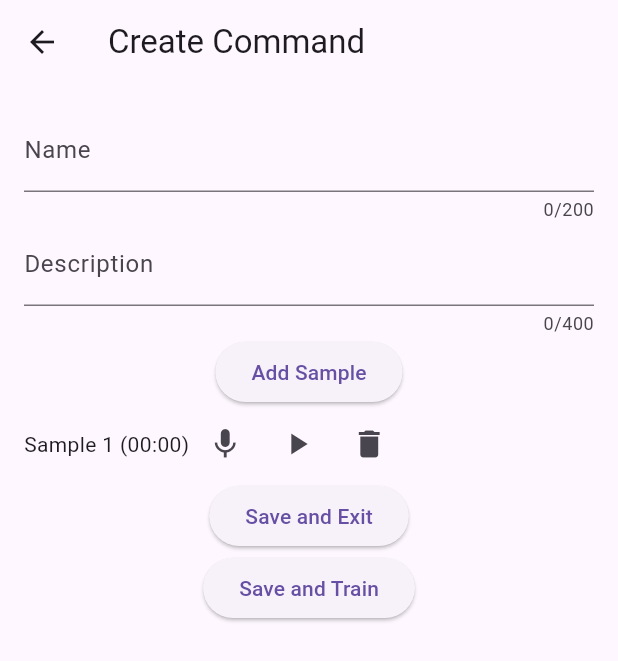
After one commit to eses-git/smssos, a Flutter app: the CommandCreatorScreen screen opened directly, after a tap on "Add Sample", on a phone screen of 412 x 824 dp. The commit adds this screen. Shown: the top 661 px of the screen. Run offline on Flutter 3.47's test engine with Material 3 defaults, Android fonts, the phone set to English and light mode, and no system bars; our stand-ins replace flutter_contacts, flutter_secure_storage, permission_handler, shared_preferences, speech_to_text, sqflite; missing offline and left inert: ed25519_key_pair, flutter_sound; accounts and stored records are empty.

Commit message:
creator of samples for training

```diff
--- /dev/null
+++ b/lib/classes/app_my_command.dart
@@ -0,0 +1,132 @@
+import 'package:sqflite/sqflite.dart';
+
+class AppMyCommand {
+  final String appMyCommandId;
+  final String appAppId;
+  final String? name;
+  final String? modelName;
+  final String? modelPath;
+  final String? samplePath;
+  final String? desc;
+  final String? status;
+  final String? type;
+  final bool? isInUse;
+  final bool? trained;
+  final DateTime? dateTimeTraining;
+  final DateTime? dateTimeCreation;
+  final DateTime? lastUpdate;
+  final int? sampleCount;
+
+  AppMyCommand({
+    required this.appMyCommandId,
+    required this.appAppId,
+    this.name,
+    this.modelName,
+    this.modelPath,
+    this.samplePath,
+    this.desc,
+    this.status,
+    this.type,
+    this.isInUse,
+    this.trained,
+    this.dateTimeTraining,
+    this.dateTimeCreation,
+    this.lastUpdate,
+    this.sampleCount,
+  });
+
+  // Add the copyWith method
+  AppMyCommand copyWith({
+    String? appMyCommandId,
+    String? appAppId,
+    String? name,
+    String? modelName,
+    String? modelPath,
+    String? samplePath,
+    String? desc,
+    String? status,
+    String? type,
+    bool? isInUse,
+    bool? trained,
+    DateTime? dateTimeTraining,
+    DateTime? dateTimeCreation,
+    DateTime? lastUpdate,
+    int? sampleCount,
+  }) {
+    return AppMyCommand(
+      appMyCommandId: appMyCommandId ?? this.appMyCommandId,
+      appAppId: appAppId ?? this.appAppId,
+      name: name ?? this.name,
+      modelName: modelName ?? this.modelName,
+      modelPath: modelPath ?? this.modelPath,
+      samplePath: samplePath ?? this.samplePath,
+      desc: desc ?? this.desc,
+      status: status ?? this.status,
+      type: type ?? this.type,
+      isInUse: isInUse ?? this.isInUse,
+      trained: trained ?? this.trained,
+      dateTimeTraining: dateTimeTraining ?? this.dateTimeTraining,
+      dateTimeCreation: dateTimeCreation ?? this.dateTimeCreation,
+      lastUpdate: lastUpdate ?? this.lastUpdate,
+      sampleCount: sampleCount ?? this.sampleCount,
+    );
+  }
+
+  // Function to retrieve an AppMyCommand by appMyCommandId
+  static Future<AppMyCommand?> getById(String appMyCommandId, Database database) async {
+    final List<Map<String, dynamic>> maps = await database.query(
+      'appMyCommand',
+      where: 'appMyCommandId = ?',
+      whereArgs: [appMyCommandId],
+    );
+
+    if (maps.isNotEmpty) {
+      final map = maps[0];
+      return AppMyCommand(
+        appMyCommandId: map['appMyCommandId'],
+        appAppId: map['app_appId'],
+        name: map['name'],
+        modelName: map['modelName'],
+        modelPath: map['modelPath'],
+        samplePath: map['samplePath'],
+        desc: map['desc'],
+        status: map['status'],
+        type: map['type'],
+        isInUse: map['isInUse'] == 1,
+        trained: map['trained'] == 1,
+        dateTimeTraining: map['dateTimeTraining'] != null ? DateTime.parse(map['dateTimeTraining']) : null,
+        dateTimeCreation: map['dateTimeCreation'] != null ? DateTime.parse(map['dateTimeCreation']) : null,
+        lastUpdate: map['lastUpdate'] != null ? DateTime.parse(map['lastUpdate']) : null,
+        sampleCount: map['sampleCount'],
+      );
+    } else {
+      return null;
+    }
+  }
+
+  // Function to insert an AppMyCommand into the database
+  static Future<void> insert(AppMyCommand command, Database database) async {
+    await database.insert('appMyCommand', command.toMap());
+  }
+
+  // Helper method to convert AppMyCommand object to a map
+  Map<String, dynamic> toMap() {
+    return {
+      'appMyCommandId': appMyCommandId,
+      'app_appId': appAppId,
+      'name': name,
+      'modelName': modelName,
+      'modelPath': modelPath,
+      'samplePath': samplePath,
+      'desc': desc,
+      'status': status,
+      'type': type,
+      'isInUse': isInUse == true ? 1 : 0,
+      'trained': trained == true ? 1 : 0,
+      'dateTimeTraining': dateTimeTraining?.toIso8601String(),
+      'dateTimeCreation': dateTimeCreation?.toIso8601String(),
+      'lastUpdate': lastUpdate?.toIso8601String(),
+      'sampleCount': sampleCount,
+    };
+  }
+}
--- /dev/null
+++ b/lib/classes/app_my_command_sample.dart
@@ -0,0 +1,78 @@
+import 'package:sqflite/sqflite.dart';
+
+class AppMyCommandSample {
+  final String appMyCommandId;
+  final String appMyCommandSampleId;
+  final String appAppId;
+  final String? fileName;
+  final String? path;
+  final DateTime? dateTimeCreation;
+
+  AppMyCommandSample({
+    required this.appMyCommandId,
+    required this.appMyCommandSampleId,
+    required this.appAppId,
+    this.fileName,
+    this.path,
+    this.dateTimeCreation,
+  });
+
+  // Add the copyWith method
+  AppMyCommandSample copyWith({
+    String? appMyCommandId,
+    String? appMyCommandSampleId,
+    String? appAppId,
+    String? fileName,
+    String? path,
+    DateTime? dateTimeCreation,
+  }) {
+    return AppMyCommandSample(
+      appMyCommandId: appMyCommandId ?? this.appMyCommandId,
+      appMyCommandSampleId: appMyCommandSampleId ?? this.appMyCommandSampleId,
+      appAppId: appAppId ?? this.appAppId,
+      fileName: fileName ?? this.fileName,
+      path: path ?? this.path,
+      dateTimeCreation: dateTimeCreation ?? this.dateTimeCreation,
+    );
+  }
+
+  // Function to retrieve an AppMyCommandSample by appMyCommandSampleId
+  static Future<AppMyCommandSample?> getById(String appMyCommandSampleId, Database database) async {
+    final List<Map<String, dynamic>> maps = await database.query(
+      'appMyCommandSample',
+      where: 'appMyCommandSampleId = ?',
+      whereArgs: [appMyCommandSampleId],
+    );
+
+    if (maps.isNotEmpty) {
+      final map = maps[0];
+      return AppMyCommandSample(
+        appMyCommandId: map['appMyCommandId'],
+        appMyCommandSampleId: map['appMyCommandSampleId'],
+        appAppId: map['app_appId'],
+        fileName: map['fileName'],
+        path: map['path'],
+        dateTimeCreation: map['dateTimeCreation'] != null ? DateTime.parse(map['dateTimeCreation']) : null,
+      );
+    } else {
+      return null;
+    }
+  }
+
+  // Function to insert an AppMyCommandSample into the database
+  static Future<void> insert(AppMyCommandSample sample, Database database) async {
+    await database.insert('appMyCommandSample', sample.toMap());
+  }
+
+  // Helper method to convert AppMyCommandSample object to a map
+  Map<String, dynamic> toMap() {
+    return {
+      'appMyCommandId': appMyCommandId,
+      'appMyCommandSampleId': appMyCommandSampleId,
+      'app_appId': appAppId,
+      'fileName': fileName,
+      'path': path,
+      'dateTimeCreation': dateTimeCreation?.toIso8601String(),
+    };
+  }
+}
--- /dev/null
+++ b/lib/screens/command_creator.dart
@@ -0,0 +1,282 @@
+import 'dart:async';
+import 'dart:io';
+import 'package:flutter/material.dart';
+import 'package:flutter_sound/flutter_sound.dart';
+import 'package:path_provider/path_provider.dart';
+import 'package:shared_preferences/shared_preferences.dart';
+import 'package:sqflite/sqflite.dart';
+import 'package:uuid/uuid.dart';
+import '../classes/app_my_command.dart';
+import '../classes/app_my_command_sample.dart';
+import '../classes/data_base.dart';
+
+class CommandCreatorScreen extends StatefulWidget {
+  @override
+  _CommandCreatorScreenState createState() => _CommandCreatorScreenState();
+}
+
+class _CommandCreatorScreenState extends State<CommandCreatorScreen> {
+  AppMyCommand? commandModel;
+  final TextEditingController _nameController = TextEditingController();
+  final TextEditingController _descController = TextEditingController();
+  final FlutterSoundRecorder _recorder = FlutterSoundRecorder();
+  final FlutterSoundPlayer _player = FlutterSoundPlayer();
+  List<AppMyCommandSample> samples = [];
+  List<bool> isRecordingList = [];
+  List<Duration> recordingDurations = []; // Stores the duration of each recording
+  int sampleCounter = 0;
+  Timer? _timer;
+
+  @override
+  void initState() {
+    super.initState();
+    _initializeRecorder();
+    _initializePlayer();
+    _initializeModel();
+  }
+
+  Future<void> _initializeRecorder() async {
+    await _recorder.openRecorder();
+    _recorder.setSubscriptionDuration(const Duration(milliseconds: 500));
+  }
+
+  Future<void> _initializePlayer() async {
+    await _player.openPlayer();
+  }
+
+  Future<void> _initializeModel() async {
+    final prefs = await SharedPreferences.getInstance();
+    final appId = prefs.getString('appId') ?? '';
+    final commandId = Uuid().v4();
+    final directory = await getApplicationDocumentsDirectory();
+    final modelPath = '${directory.path}/commands/$commandId';
+    final samplePath = '$modelPath/samples';
+
+    await Directory(modelPath).create(recursive: true);
+    await Directory(samplePath).create();
+
+    setState(() {
+      commandModel = AppMyCommand(
+        appMyCommandId: commandId,
+        appAppId: appId,
+        modelPath: modelPath,
+        samplePath: samplePath,
+        status: 'DRAFT',
+        isInUse: false,
+        trained: false,
+        dateTimeCreation: DateTime.now(),
+      );
+    });
+  }
+
+  Future<void> _startRecording(int index) async {
+    if (isRecordingList[index]) return;
+
+    final sampleFilePath = '${commandModel!.samplePath}/sample$sampleCounter.aac';
+    await _recorder.startRecorder(
+      toFile: sampleFilePath,
+      codec: Codec.aacADTS,
+    );
+
+    setState(() {
+      isRecordingList[index] = true;
+      recordingDurations[index] = Duration.zero;
+    });
+
+    _timer = Timer.periodic(Duration(seconds: 1), (timer) {
+      setState(() {
+        recordingDurations[index] = recordingDurations[index] + Duration(seconds: 1);
+      });
+    });
+
+    // Stop recording after 10 seconds automatically
+    Timer(Duration(seconds: 10), () => _stopRecording(index));
+  }
+
+  Future<void> _stopRecording(int index) async {
+    if (!isRecordingList[index]) return;
+
+    final path = await _recorder.stopRecorder();
+    _timer?.cancel();
+
+    setState(() {
+      isRecordingList[index] = false;
+      samples[index] = samples[index].copyWith(path: path, dateTimeCreation: DateTime.now());
+      // Save the final duration
+      recordingDurations[index] = Duration(seconds: recordingDurations[index].inSeconds);
+    });
+  }
+
+  Future<void> _playSample(String path) async {
+    if (await File(path).exists()) {
+      await _player.startPlayer(
+        fromURI: path,
+        codec: Codec.aacADTS,
+      );
+    } else {
+      ScaffoldMessenger.of(context).showSnackBar(
+        SnackBar(content: Text("Recording not found or failed to save")),
+      );
+    }
+  }
+
+  void _addSampleRow() {
+    if (commandModel == null) return;
+    setState(() {
+      final sampleId = Uuid().v4();
+      samples.add(AppMyCommandSample(
+        appMyCommandId: commandModel!.appMyCommandId,
+        appMyCommandSampleId: sampleId,
+        appAppId: commandModel!.appAppId,
+        path: '${commandModel!.samplePath}/sample$sampleCounter.aac',
+        dateTimeCreation: DateTime.now(),
+      ));
+      isRecordingList.add(false);
+      recordingDurations.add(Duration.zero); // Initialize duration for each new sample
+      sampleCounter++;
+    });
+  }
+  Future<void> _saveData() async {
+    if (commandModel == null) return;
+
+    // Validation check
+    if (samples.length < 5 || recordingDurations.any((duration) => duration.inSeconds < 4)) {
+      ScaffoldMessenger.of(context).showSnackBar(
+        SnackBar(content: Text("Please provide at least 5 samples, each with a minimum duration of 4 seconds.")),
+      );
+      return;
+    }
+
+    try {
+      final db = await AppDataBase().database;
+      await AppMyCommand.insert(commandModel!, db);
+
+      for (var sample in samples) {
+        await AppMyCommandSample.insert(sample, db);
+      }
+
+      ScaffoldMessenger.of(context).showSnackBar(
+        SnackBar(content: Text("Data saved successfully")),
+      );
+      Navigator.pop(context);
+    } catch (e) {
+      ScaffoldMessenger.of(context).showSnackBar(
+        SnackBar(content: Text("Error saving data: $e")),
+      );
+    }
+  }
+
+  Future<void> _saveAndTrain() async {
+    // Validation check
+    if (samples.length < 5 || recordingDurations.any((duration) => duration.inSeconds < 4)) {
+      ScaffoldMessenger.of(context).showSnackBar(
+        SnackBar(content: Text("Please provide at least 5 samples, each with a minimum duration of 4 seconds.")),
+      );
+      return;
+    }
+
+    setState(() {
+      commandModel = commandModel!.copyWith(
+        status: 'COMPLETE',
+        trained: true,
+        lastUpdate: DateTime.now(),
+        sampleCount: samples.length,
+      );
+    });
+
+    await _saveData();
+    Navigator.pushNamed(context, '/train_me', arguments: commandModel!.appMyCommandId);
+  }
+
+
+  void _deleteSample(int index) async {
+    final sample = samples[index];
+    final file = File(sample.path!);
+    if (await file.exists()) {
+      await file.delete();
+    }
+    setState(() {
+      samples.removeAt(index);
+      isRecordingList.removeAt(index);
+      recordingDurations.removeAt(index); // Remove the duration for the deleted sample
+    });
+  }
+
+  @override
+  void dispose() {
+    _recorder.closeRecorder();
+    _player.closePlayer();
+    super.dispose();
+  }
+
+  @override
+  Widget build(BuildContext context) {
+    return Scaffold(
+      appBar: AppBar(
+        title: Text('Create Command'),
+      ),
+      body: Padding(
+        padding: const EdgeInsets.all(16.0),
+        child: Column(
+          children: [
+            TextFormField(
+              controller: _nameController,
+              maxLength: 200,
+              decoration: InputDecoration(labelText: 'Name'),
+              onChanged: (value) => commandModel = commandModel!.copyWith(name: value),
+            ),
+            TextFormField(
+              controller: _descController,
+              maxLength: 400,
+              decoration: InputDecoration(labelText: 'Description'),
+              onChanged: (value) => commandModel = commandModel!.copyWith(desc: value),
+            ),
+            ElevatedButton(
+              onPressed: _addSampleRow,
+              child: Text('Add Sample'),
+            ),
+            ..._buildSampleList(),
+            ElevatedButton(
+              onPressed: _saveData,
+              child: Text('Save and Exit'),
+            ),
+            ElevatedButton(
+              onPressed: _saveAndTrain,
+              child: Text('Save and Train'),
+            ),
+          ],
+        ),
+      ),
+    );
+  }
+
+  List<Widget> _buildSampleList() {
+    return List<Widget>.generate(samples.length, (index) {
+      final duration = recordingDurations[index];
+      final durationText = duration.inSeconds > 0
+          ? '${duration.inMinutes}:${(duration.inSeconds % 60).toString().padLeft(2, '0')}'
+          : '00:00';
+
+      return Row(
+        children: [
+          Text('Sample ${index + 1} ($durationText)'),
+          IconButton(
+            icon: Icon(isRecordingList[index] ? Icons.stop : Icons.mic),
+            onPressed: isRecordingList[index]
+                ? () => _stopRecording(index)
+                : () => _startRecording(index),
+          ),
+          if (samples[index].path != null)
+            IconButton(
+              icon: Icon(Icons.play_arrow),
+              onPressed: () => _playSample(samples[index].path!),
+            ),
+          IconButton(
+            icon: Icon(Icons.delete),
+            onPressed: () => _deleteSample(index),
+          ),
+        ],
+      );
+    });
+  }
+}
```
Also changed, not shown: lib/classes/data_base.dart (+34 -0 lines), lib/screens/main_page.dart (+16 -3 lines), lib/screens/my_commands.dart (added, +24 -0 lines), pubspec.yaml (+10 -5 lines), pubspec.lock, 2 other files.
